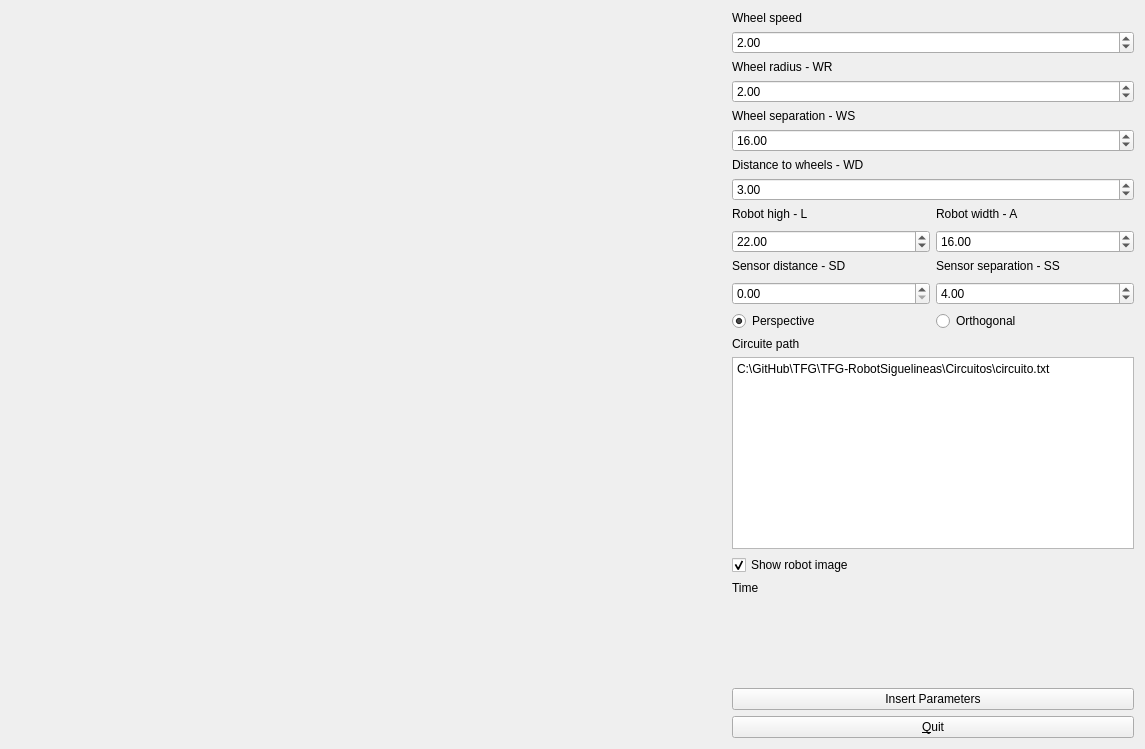
Old version of the form RobotSiguelineas/mainwindow.ui in the repository valli22/TFG-RobotSiguelineas.
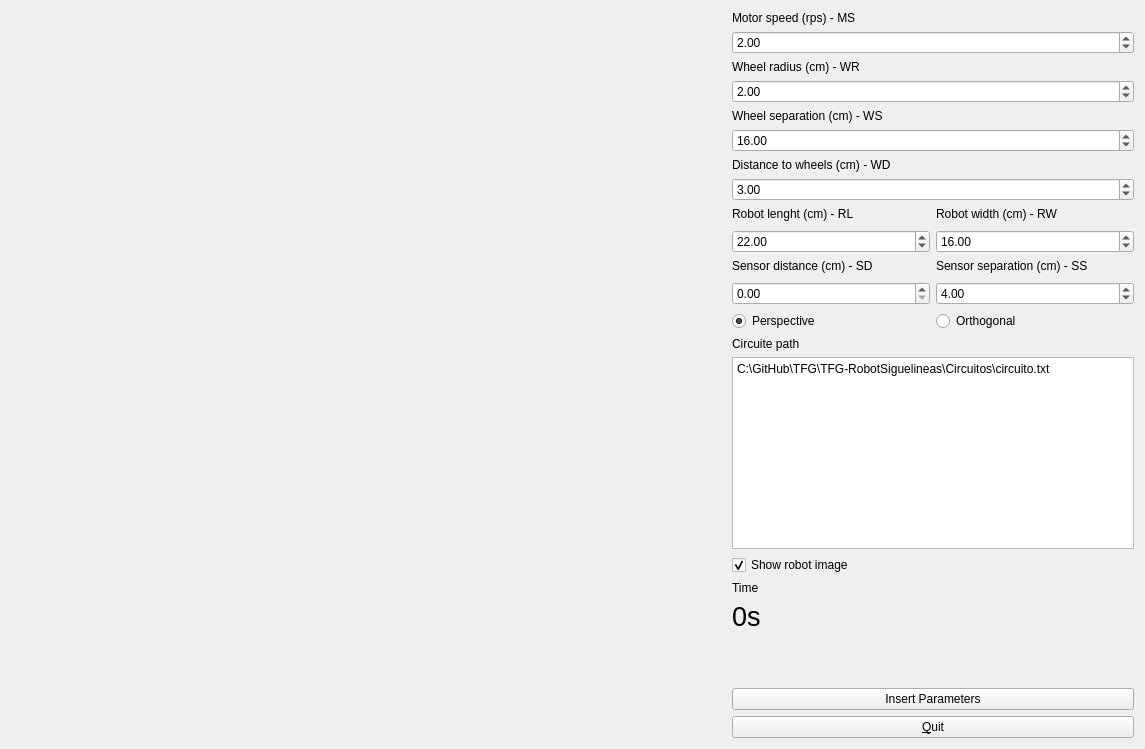
New version of the form. Icons and pictures are not drawn. Custom widgets are drawn as their Qt base class.

```diff
--- a/RobotSiguelineas/mainwindow.ui
+++ b/RobotSiguelineas/mainwindow.ui
@@ -32,7 +32,7 @@
          <bool>true</bool>
         </property>
         <property name="text">
-         <string>Wheel speed</string>
+         <string>Motor speed (rps) - MS</string>
         </property>
         <property name="scaledContents">
          <bool>false</bool>
@@ -49,7 +49,7 @@
       <item>
        <widget class="QLabel" name="wheelRadiusLabel">
         <property name="text">
-         <string>Wheel radius - WR</string>
+         <string>Wheel radius (cm) - WR</string>
         </property>
        </widget>
       </item>
@@ -63,7 +63,7 @@
       <item>
        <widget class="QLabel" name="wheelSeparationLabel">
         <property name="text">
-         <string>Wheel separation - WS</string>
+         <string>Wheel separation (cm) - WS</string>
         </property>
        </widget>
       </item>
@@ -77,7 +77,7 @@
       <item>
        <widget class="QLabel" name="distanceToWheelsLabel">
         <property name="text">
-         <string>Distance to wheels - WD</string>
+         <string>Distance to wheels (cm) - WD</string>
         </property>
        </widget>
       </item>
@@ -96,14 +96,14 @@
         <item>
          <widget class="QLabel" name="robotHighLabel">
           <property name="text">
-           <string>Robot high - L</string>
+           <string>Robot lenght (cm) - RL</string>
           </property>
          </widget>
         </item>
         <item>
          <widget class="QLabel" name="robotWidthLabel">
           <property name="text">
-           <string>Robot width - A</string>
+           <string>Robot width (cm) - RW</string>
           </property>
          </widget>
         </item>
@@ -141,14 +141,14 @@
         <item>
          <widget class="QLabel" name="sensorDistanceLabel">
           <property name="text">
-           <string>Sensor distance - SD</string>
+           <string>Sensor distance (cm) - SD</string>
           </property>
          </widget>
         </item>
         <item>
          <widget class="QLabel" name="sensorSeparationLabel">
           <property name="text">
-           <string>Sensor separation - SS</string>
+           <string>Sensor separation (cm) - SS</string>
           </property>
          </widget>
         </item>
@@ -243,7 +243,10 @@
          </font>
         </property>
         <property name="text">
-         <string/>
+         <string>0s</string>
+        </property>
+        <property name="buddy">
+         <cstring></cstring>
         </property>
        </widget>
       </item>
@@ -299,8 +302,8 @@
       <widget class="QLabel" name="robotPhoto">
        <property name="geometry">
         <rect>
-         <x>310</x>
-         <y>0</y>
+         <x>140</x>
+         <y>110</y>
          <width>411</width>
          <height>521</height>
         </rect>
```
